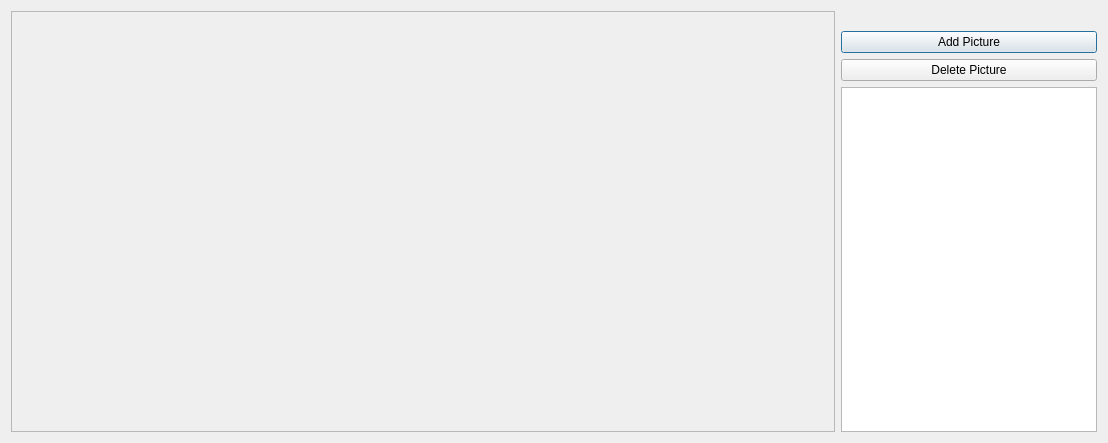
The window that Mapping-My-Trip/picturedialog.ui (vinh3978/Mapping-My-Trip-Qt-creator-8) describes before a commit, drawn with Qt 5.
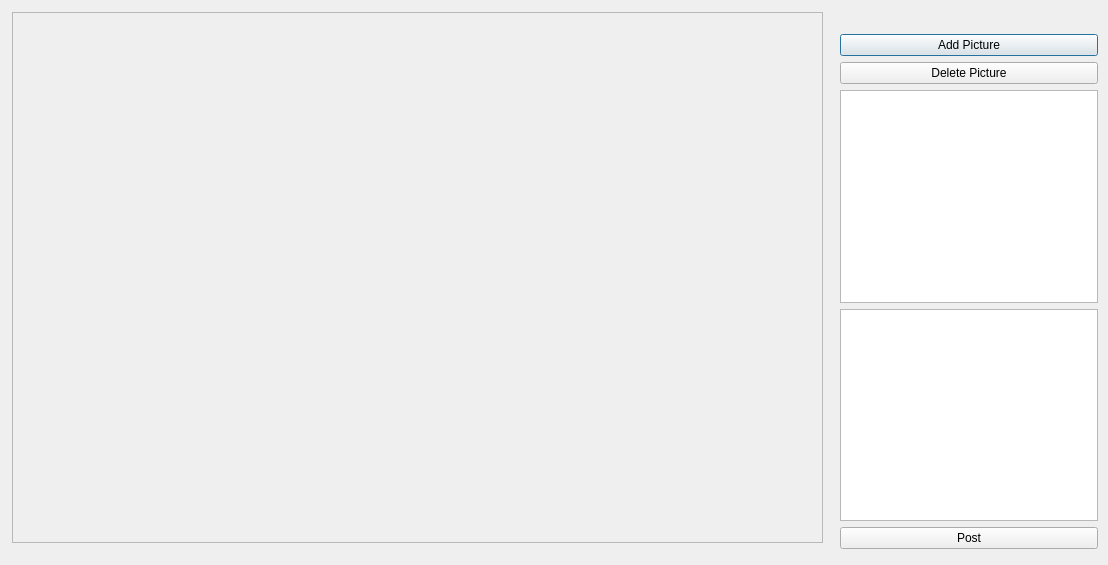
The same window after the commit.

```diff
--- a/Mapping-My-Trip/picturedialog.ui
+++ b/Mapping-My-Trip/picturedialog.ui
@@ -7,15 +7,21 @@
     <x>0</x>
     <y>0</y>
     <width>1108</width>
-    <height>443</height>
+    <height>565</height>
    </rect>
   </property>
   <property name="windowTitle">
    <string>Picture</string>
   </property>
-  <layout class="QHBoxLayout" name="horizontalLayout">
-   <item>
     <widget class="QScrollArea" name="scrollArea">
+   <property name="geometry">
+    <rect>
+     <x>12</x>
+     <y>12</y>
+     <width>811</width>
+     <height>531</height>
+    </rect>
+   </property>
      <property name="sizeAdjustPolicy">
       <enum>QAbstractScrollArea::AdjustIgnored</enum>
      </property>
@@ -30,14 +36,21 @@
        <rect>
         <x>0</x>
         <y>0</y>
-        <width>814</width>
-        <height>417</height>
+      <width>809</width>
+      <height>529</height>
        </rect>
       </property>
      </widget>
     </widget>
-   </item>
-   <item>
+  <widget class="QWidget" name="">
+   <property name="geometry">
+    <rect>
+     <x>840</x>
+     <y>14</y>
+     <width>258</width>
+     <height>535</height>
+    </rect>
+   </property>
     <layout class="QVBoxLayout" name="verticalLayout">
      <item>
       <widget class="QLabel" name="label_location_name">
@@ -76,9 +89,25 @@
        </property>
       </widget>
      </item>
-    </layout>
-   </item>
-  </layout>
+    <item>
+     <widget class="QPlainTextEdit" name="postText">
+      <property name="maximumSize">
+       <size>
+        <width>700</width>
+        <height>700</height>
+       </size>
+      </property>
+     </widget>
+    </item>
+    <item>
+     <widget class="QPushButton" name="post">
+      <property name="text">
+       <string>Post</string>
+      </property>
+     </widget>
+    </item>
+   </layout>
+  </widget>
  </widget>
  <resources/>
  <connections/>
```
Lines whose indentation alone changed are shown as unchanged.
